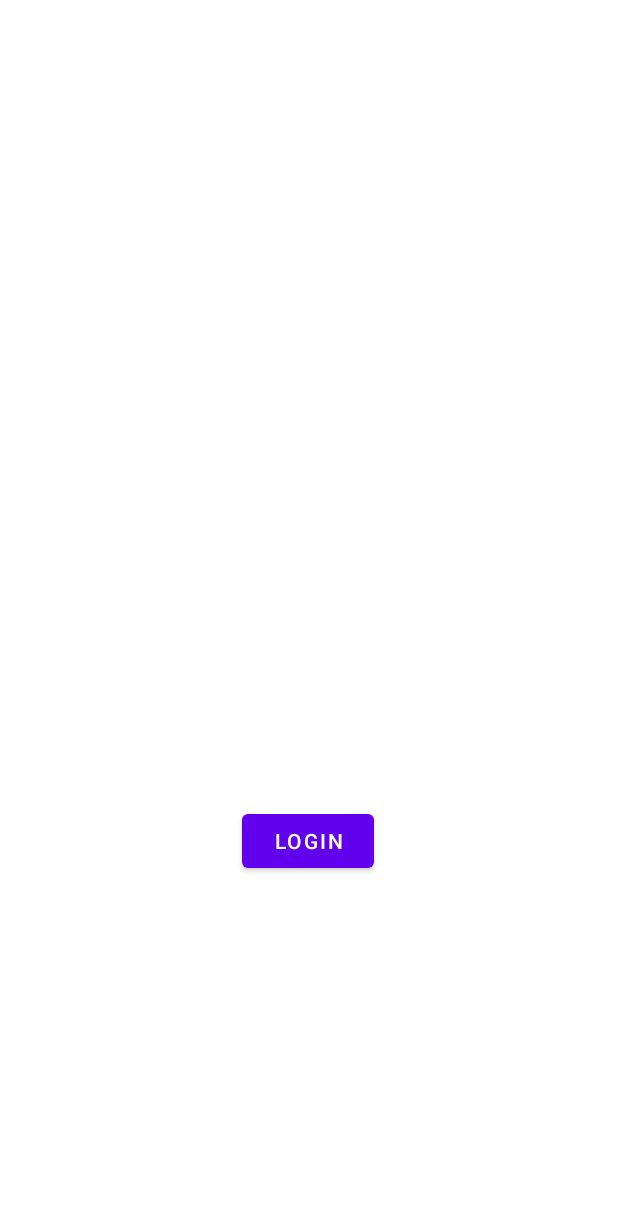
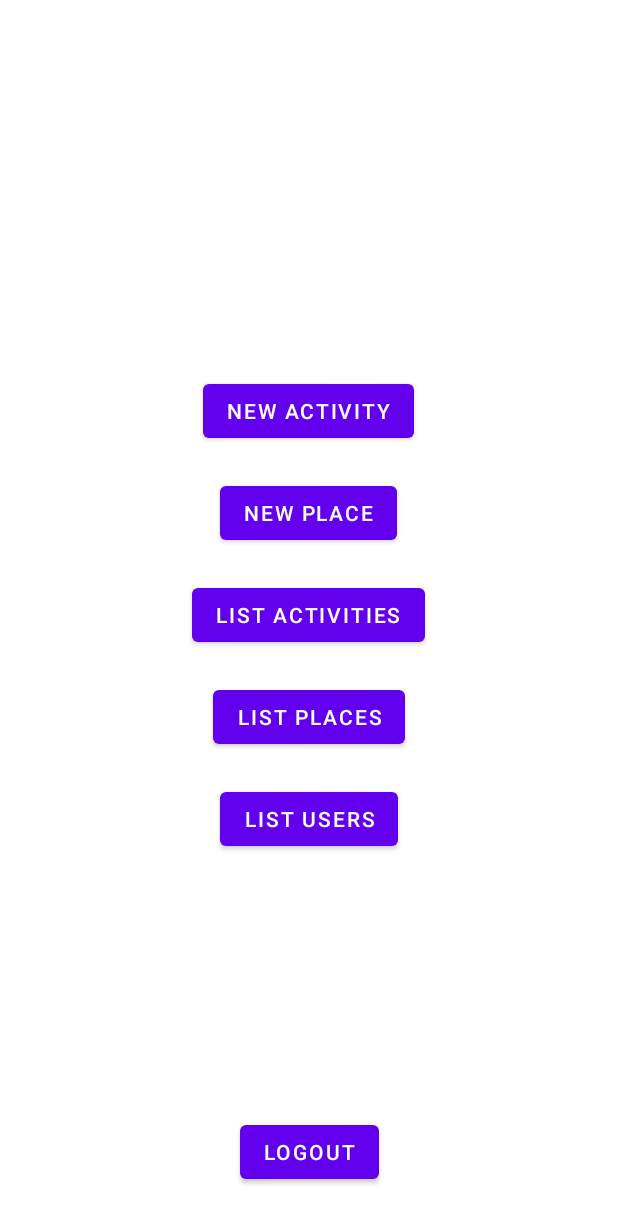
Before and after one commit to Holewalker/Funzones, an Android app: the MainActivity screen opened directly, with no data from a screen before it, on a phone screen of 412 x 824 dp. Shown: the top 1223 px of the screen. Run offline under Robolectric (Android 15) with nearby library versions, the phone set to English and light mode, and no system bars.

Commit message:
-List and delete users and some fixes

```diff
--- a/app/src/main/java/com/svalero/funzones/Login.java
+++ b/app/src/main/java/com/svalero/funzones/Login.java
@@ -52,7 +52,6 @@ public class Login extends AppCompatActivity {
             if (user != null) {
                 Toast.makeText(this, R.string.loginOK, Toast.LENGTH_LONG).show();
                 Intent intent = new Intent(Login.this, MainActivity.class);
-                intent.putExtra("userID", user.getId());
                 intent.putExtra("username", user.getUsername());
                 startActivity(intent);
             } else {
--- a/app/src/main/java/com/svalero/funzones/MainActivity.java
+++ b/app/src/main/java/com/svalero/funzones/MainActivity.java
@@ -5,6 +5,9 @@ import android.content.Intent;
 import android.content.pm.PackageManager;
 import android.os.Bundle;
 import android.util.Log;
+import android.view.View;
+import android.widget.Button;
+import android.widget.TextView;
 
 
 import androidx.appcompat.app.AppCompatActivity;
@@ -12,11 +15,42 @@ import androidx.core.app.ActivityCompat;
 import androidx.core.content.ContextCompat;
 
 public class MainActivity extends AppCompatActivity {
-
-
     @Override
     protected void onCreate(Bundle savedInstanceState) {
         super.onCreate(savedInstanceState);
         setContentView(R.layout.activity_main);
+        TextView textViewUsername = findViewById(R.id.username);
+        Intent intentFrom = getIntent();
+        String username = intentFrom.getStringExtra("username");
+        if (username != null) {
+            textViewUsername.setText(username);
+        }
+    }
+
+/*
+    public void addActivityNav() {
+        Intent intent = new Intent(MainActivity.this, AddActivity.class);
+        startActivity(intent);
+    }
+    public void addPlaceNav() {
+        Intent intent = new Intent(MainActivity.this, AddPlace.class);
+        startActivity(intent);
+    }
+    public void listActivitiesNav() {
+        Intent intent = new Intent(MainActivity.this, ListActivities.class);
+        startActivity(intent);
+    }
+    public void listPlacesNav() {
+        Intent intent = new Intent(MainActivity.this, ListPlaces.class);
+        startActivity(intent);
+    }*/
+    public void listUsersNav(View view) {
+        Intent intent = new Intent(MainActivity.this, ListUsers.class);
+        startActivity(intent);
+    }
+
+    public void logoutNav(View view) {
+        Intent intent = new Intent(MainActivity.this, Login.class);
+        startActivity(intent);
     }
 }
--- a/app/src/main/res/layout/activity_login.xml
+++ b/app/src/main/res/layout/activity_login.xml
@@ -6,7 +6,7 @@
              android:layout_height="match_parent">
 
     <Button
-        android:id="@+id/button"
+        android:id="@+id/btnLogout"
         android:layout_width="wrap_content"
         android:layout_height="wrap_content"
         android:onClick="login"
--- a/app/src/main/res/layout/activity_main.xml
+++ b/app/src/main/res/layout/activity_main.xml
@@ -3,18 +3,82 @@
     xmlns:app="http://schemas.android.com/apk/res-auto"
     xmlns:tools="http://schemas.android.com/tools"
     android:layout_width="match_parent"
-             android:layout_height="match_parent">
+    android:layout_height="match_parent">
+
 
     <Button
-        android:id="@+id/button"
+        android:id="@+id/btnNewPlace"
         android:layout_width="wrap_content"
         android:layout_height="wrap_content"
-        android:text="@string/login"
+        android:layout_marginTop="20dp"
+        android:text="@string/new_place"
+        app:layout_constraintEnd_toEndOf="@+id/btnNewActivity"
+        app:layout_constraintStart_toStartOf="@+id/btnNewActivity"
+        app:layout_constraintTop_toBottomOf="@+id/btnNewActivity" />
+
+    <Button
+        android:id="@+id/btnListPlaces"
+        android:layout_width="wrap_content"
+        android:layout_height="wrap_content"
+        android:layout_marginTop="20dp"
+        android:text="@string/list_places"
+        app:layout_constraintEnd_toEndOf="@+id/btnListActivities"
+        app:layout_constraintStart_toStartOf="@+id/btnListActivities"
+        app:layout_constraintTop_toBottomOf="@+id/btnListActivities" />
+
+    <Button
+        android:id="@+id/btnListUsers"
+        android:layout_width="wrap_content"
+        android:layout_height="wrap_content"
+        android:layout_marginTop="20dp"
+        android:onClick="listUsersNav"
+        android:text="@string/list_users"
+        app:layout_constraintEnd_toEndOf="@+id/btnListPlaces"
+        app:layout_constraintStart_toStartOf="@+id/btnListPlaces"
+        app:layout_constraintTop_toBottomOf="@+id/btnListPlaces" />
+
+    <Button
+        android:id="@+id/btnLogout"
+        android:layout_width="wrap_content"
+        android:layout_height="wrap_content"
+        android:onClick="logoutNav"
+        android:text="@string/logout"
         app:layout_constraintBottom_toBottomOf="parent"
+        app:layout_constraintEnd_toEndOf="parent"
+        app:layout_constraintStart_toStartOf="parent"
+        app:layout_constraintTop_toTopOf="parent"
+        app:layout_constraintVertical_bias="0.959" />
+
+    <Button
+        android:id="@+id/btnNewActivity"
+        android:layout_width="wrap_content"
+        android:layout_height="wrap_content"
+        android:layout_marginTop="250dp"
+        android:text="@string/new_activity"
         app:layout_constraintEnd_toEndOf="parent"
         app:layout_constraintHorizontal_bias="0.498"
         app:layout_constraintStart_toStartOf="parent"
-        app:layout_constraintTop_toTopOf="parent"
-        app:layout_constraintVertical_bias="0.692" />
+        app:layout_constraintTop_toTopOf="parent" />
+
+    <Button
+        android:id="@+id/btnListActivities"
+        android:layout_width="wrap_content"
+        android:layout_height="wrap_content"
+        android:layout_marginTop="20dp"
+        android:text="@string/list_activities"
+        app:layout_constraintEnd_toEndOf="@+id/btnNewPlace"
+        app:layout_constraintStart_toStartOf="@+id/btnNewPlace"
+        app:layout_constraintTop_toBottomOf="@+id/btnNewPlace" />
+
+    <TextView
+        android:id="@+id/username"
+        android:layout_width="wrap_content"
+        android:layout_height="wrap_content"
+        android:layout_marginBottom="8dp"
+        app:layout_constraintBottom_toTopOf="@+id/btnLogout"
+        app:layout_constraintEnd_toEndOf="@+id/btnLogout"
+        app:layout_constraintStart_toStartOf="@+id/btnLogout" />
+
+
 
 </androidx.constraintlayout.widget.ConstraintLayout>
--- a/app/src/main/res/layout/activity_register.xml
+++ b/app/src/main/res/layout/activity_register.xml
@@ -6,7 +6,7 @@
              android:layout_height="match_parent">
 
     <Button
-        android:id="@+id/button"
+        android:id="@+id/btnLogout"
         android:layout_width="wrap_content"
         android:layout_height="wrap_content"
         android:onClick="register"
--- /dev/null
+++ b/app/src/main/res/navigation/nav_graph.xml
@@ -0,0 +1,4 @@
+<?xml version="1.0" encoding="utf-8"?>
+<navigation xmlns:android="http://schemas.android.com/apk/res/android"
+             xmlns:app="http://schemas.android.com/apk/res-auto"
+             android:id="@+id/nav_graph" />
--- a/app/src/main/res/values/strings.xml
+++ b/app/src/main/res/values/strings.xml
@@ -4,9 +4,19 @@
     <string name="register">Register</string>
     <string name="username">Username</string>
     <string name="login">Login</string>
-    <string name="loginOK" >Login success</string>
-    <string name="loginNOK" >Login Failure</string>
+    <string name="loginOK">Login success</string>
+    <string name="loginNOK">Login Failure</string>
     <string name="error">Something went wrong</string>
     <string name="email">email</string>
+    <string name="logout">logout</string>
+    <string name="new_place">New Place</string>
+    <string name="list_places">List places</string>
+    <string name="list_users">List users</string>
+    <string name="new_activity">New Activity</string>
+    <string name="list_activities">List Activities</string>
+    <string name="confirmation" >This might have consequences…</string>
+    <string name="deleteMessage">Are you sure?</string>
+    <string name="yes" >YES</string>
+    <string name="no" >NO</string>
 
 </resources>
```
Also changed, not shown: app/src/main/AndroidManifest.xml (+8 -1 lines), app/src/main/java/com/svalero/funzones/ListUsers.java (added, +53 -0 lines), app/src/main/java/com/svalero/funzones/adapter/UserAdapter.java (added, +92 -0 lines), app/src/main/res/layout/activity_list_users.xml (added, +30 -0 lines), app/src/main/res/layout/user_item.xml (added, +44 -0 lines).
